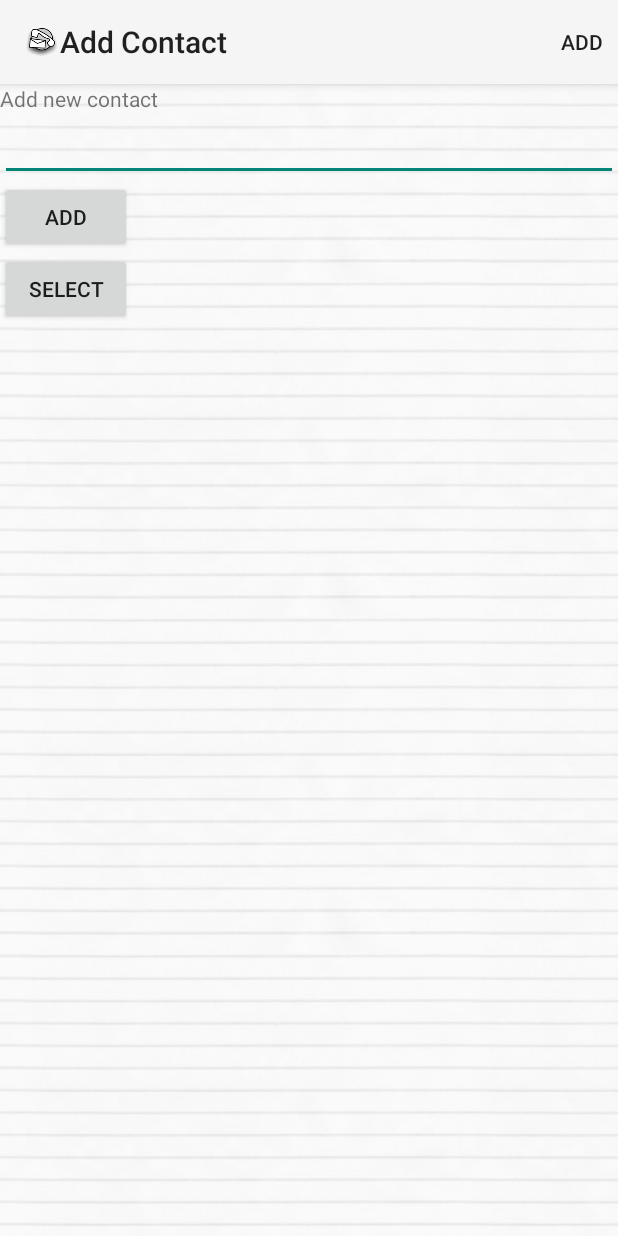
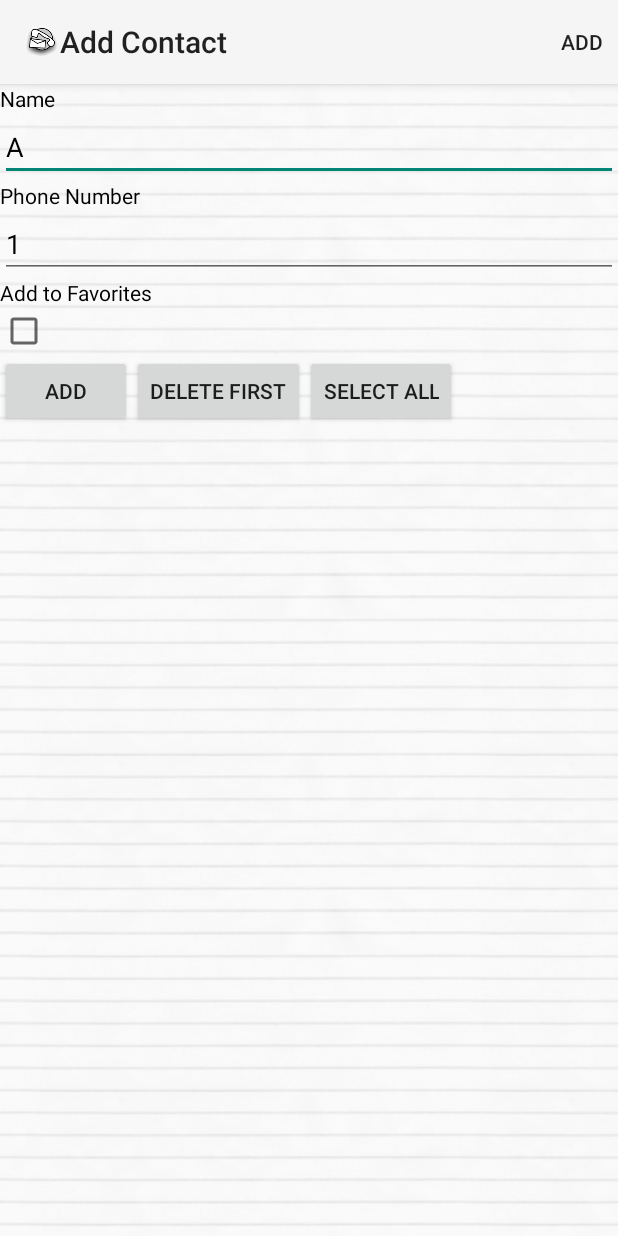
Before and after one commit to amperas17/ContactManager, an Android app: the AddContactFragment screen opened directly, with no data from a screen before it, on a phone screen of 412 x 824 dp. Run offline under Robolectric (Android 15) with nearby library versions, the phone set to English and light mode, and no system bars.

Commit message:
Getting all contacts from DB to ContactsFragment and all Favorite Contacts to FavoritesFragment using CustomAdapter extends CursorAdapter and CursorLoader.
AddContactFragment modified. Now it has Name, Phone and IsFavorite fields that could be set in new contact.
But it still have no photos.

```diff
--- a/app/src/main/java/com/vavan/contactmanager/AddContactFragment.java
+++ b/app/src/main/java/com/vavan/contactmanager/AddContactFragment.java
@@ -10,6 +10,8 @@ import android.view.MenuInflater;
 import android.view.View;
 import android.view.ViewGroup;
 import android.widget.Button;
+import android.widget.CheckBox;
+import android.widget.EditText;
 import android.widget.TextView;
 
 import java.util.List;
@@ -21,8 +23,11 @@ import java.util.List;
 
 public class AddContactFragment extends Fragment {
 
-    Button btAdd,btSelect;
+    Button btAdd,btSelect,btDelete;
     TextView tvOutput;
+    Integer firstRecordID=1;
+    EditText etName,etPhoneNumber;
+    CheckBox chbIsFavorite;
 
     @Override
     public void onCreate(Bundle savedInstanceState) {
@@ -40,12 +45,18 @@ public class AddContactFragment extends Fragment {
 
         tvOutput = (TextView)view.findViewById(R.id.tvDBList);
 
+        etName = (EditText)view.findViewById(R.id.etName);
+        etPhoneNumber = (EditText)view.findViewById(R.id.etPhoneNumber);
+        chbIsFavorite = (CheckBox)view.findViewById(R.id.chbIsFavoriteAddContact);
+
+
         btAdd = (Button)view.findViewById(R.id.btAdd);
         btAdd.setOnClickListener(new View.OnClickListener() {
             @Override
             public void onClick(View v) {
                 DBHelper dbHelper = new DBHelper(getActivity());
-                dbHelper.addRecord("path","description","phone",Boolean.FALSE);
+                dbHelper.addRecord("mypath",etName.getText().toString(),
+                        etPhoneNumber.getText().toString(),chbIsFavorite.isChecked());
             }
         });
 
@@ -58,10 +69,12 @@ public class AddContactFragment extends Fragment {
 
                 if (db.getRecordCount() > 0) {
 
-                    List<DBRecord> recordList = db.getAllRecord();
+                    List<DBRecord> recordList = db.getAllContactsArrayList();
 
+                    firstRecordID = recordList.get(0).getId();
                     for (DBRecord record : recordList) {
                         output = output +
+                                record.getId() + " - " +
                                 record.getImagePath()   + " - " +
                                 record.getDescription() + " - " +
                                 record.getPhoneNumber() + " - " +
@@ -69,6 +82,15 @@ public class AddContactFragment extends Fragment {
                     }
                 }
                 tvOutput.setText(output);
+            }
+        });
+
+        btDelete = (Button)view.findViewById(R.id.btDelete);
+        btDelete.setOnClickListener(new View.OnClickListener() {
+            @Override
+            public void onClick(View v) {
+                DBHelper db = new DBHelper(getActivity());
+                db.deleteRecord(firstRecordID);
             }
         });
 
--- a/app/src/main/res/layout/fragment_add_contact.xml
+++ b/app/src/main/res/layout/fragment_add_contact.xml
@@ -9,12 +9,45 @@
     <TextView
         android:layout_width="wrap_content"
         android:layout_height="wrap_content"
-        android:text="Add new contact" />
+        android:text="Name"
+        android:textColor="#000"/>
 
     <EditText
         android:id="@+id/etName"
         android:layout_width="match_parent"
+        android:layout_height="wrap_content"
+        android:text="A"
+        android:textColor="#000"/>
+
+    <TextView
+        android:layout_width="wrap_content"
+        android:layout_height="wrap_content"
+        android:text="Phone Number"
+        android:textColor="#000"/>
+
+    <EditText
+        android:id="@+id/etPhoneNumber"
+        android:layout_width="match_parent"
+        android:layout_height="wrap_content"
+        android:inputType="phone"
+        android:text="1"
+        android:textColor="#000"/>
+
+    <TextView
+        android:layout_width="wrap_content"
+        android:layout_height="wrap_content"
+        android:text="Add to Favorites"
+        android:textColor="#000"/>
+
+    <CheckBox
+        android:id="@+id/chbIsFavoriteAddContact"
+        android:layout_width="wrap_content"
         android:layout_height="wrap_content" />
+
+    <LinearLayout
+        android:layout_width="match_parent"
+        android:layout_height="wrap_content"
+        android:orientation="horizontal">
 
         <Button
             android:id="@+id/btAdd"
@@ -22,10 +55,18 @@
             android:layout_height="wrap_content"
             android:text="Add"/>
         <Button
+            android:id="@+id/btDelete"
+            android:layout_width="wrap_content"
+            android:layout_height="wrap_content"
+            android:text="Delete First"/>
+        <Button
             android:id="@+id/btSelect"
             android:layout_width="wrap_content"
             android:layout_height="wrap_content"
-        android:text="Select"/>
+            android:text="Select All"/>
+
+    </LinearLayout>
+
     <TextView
         android:id="@+id/tvDBList"
         android:layout_width="match_parent"
```
Also changed, not shown: app/src/main/java/com/vavan/contactmanager/BDHelper.java (+25 -2 lines), app/src/main/java/com/vavan/contactmanager/ContactCursorAdapter.java (added, +36 -0 lines), app/src/main/java/com/vavan/contactmanager/ContactsFragment.java (+9 -16 lines), app/src/main/java/com/vavan/contactmanager/FavoritesFragment.java (+45 -11 lines), app/src/main/res/layout/contact_list_item.xml (added, +61 -0 lines), app/src/main/res/layout/fragment_contacts.xml (+18 -10 lines), app/src/main/res/layout/fragment_favorites.xml (+17 -4 lines). Lines whose indentation alone changed are shown as unchanged.
